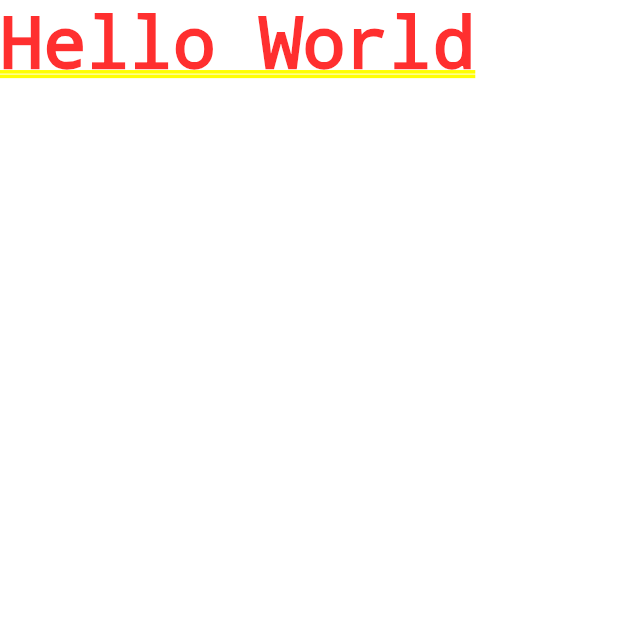
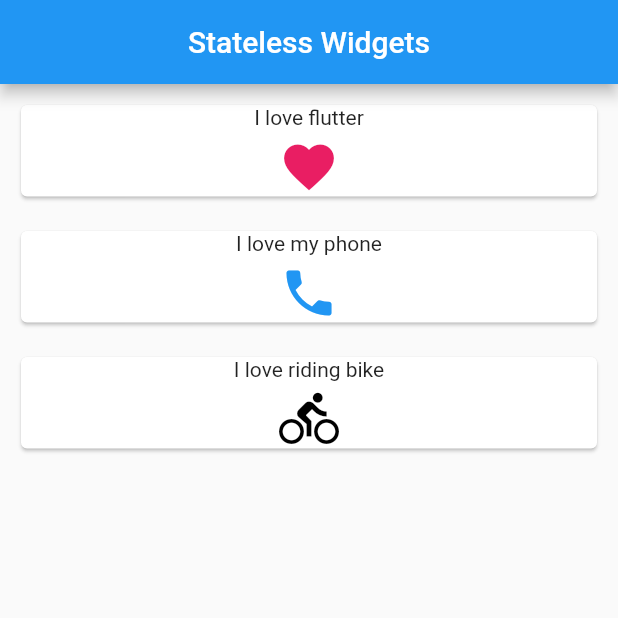
Before and after one commit to Joseeptessele/stateless_widget, a Flutter app: the screen it shows after launch, on a phone screen of 412 x 824 dp, the top half of it. Run offline on Flutter 3.47's test engine with Material 2 defaults, Android fonts, the phone set to English and light mode, and no system bars.

Commit message:
Cards added

```diff
--- a/lib/main.dart
+++ b/lib/main.dart
@@ -2,6 +2,47 @@ import 'package:flutter/material.dart';
 
 void main() {
   runApp(MaterialApp(
-    home: Text("Hello World"),
+    home: MyStatelessWidget(),
+    debugShowCheckedModeBanner: false,
   ));
 }
+
+class MyStatelessWidget extends StatelessWidget {
+  @override
+  Widget build(BuildContext context) {
+    return Scaffold(
+      appBar: AppBar(
+        title: Text("Stateless Widgets"),
+        centerTitle: true,
+      ),
+      body: Container(
+        padding: EdgeInsets.all(10.0),
+        child: Column(
+          crossAxisAlignment: CrossAxisAlignment.stretch,
+          children: <Widget>[
+            MyCard("I love flutter", Icons.favorite, Colors.pink),
+            MyCard("I love my phone", Icons.local_phone, Colors.blue),
+            MyCard("I love riding bike", Icons.directions_bike, Colors.black),
+          ],
+        ),
+      ),
+    );
+  }
+
+    Widget MyCard(String title, IconData icon, Color color) {
+      return Container(
+        padding: EdgeInsets.only(bottom: 15.0),
+        child: Card(
+          child: Column(
+            children: <Widget>[
+              Text(title),
+              SizedBox(height: 5.0,),
+              Icon(icon, size: 40.0, color: color,)
+            ],
+          ),
+        ),
+      );
+  }
+
+
+}
```
Also changed, not shown: 1 other file.
